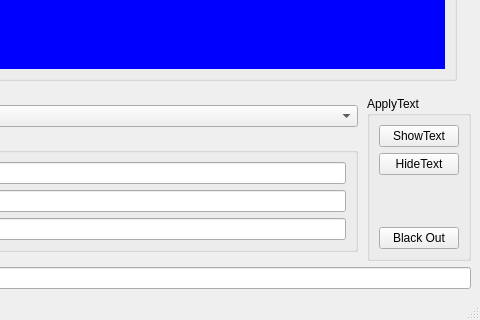
iem-projects/striem, file gui/UIs/striem.ui: the form before one commit; both pictures show x 230 to 710 and y 357 to 677 of the 710 by 677 pixel window.
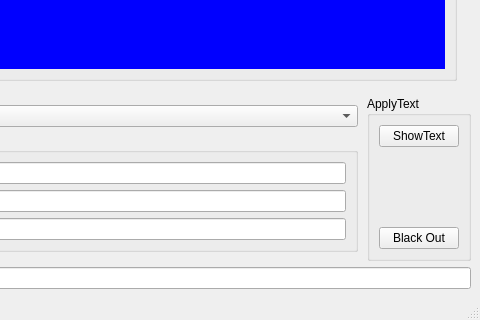
The form after the commit.

Commit message: single button to show/hide text

```diff
--- a/gui/UIs/striem.ui
+++ b/gui/UIs/striem.ui
@@ -250,12 +250,8 @@
             <property name="text">
              <string>ShowText</string>
             </property>
-           </widget>
-          </item>
-          <item>
-           <widget class="QPushButton" name="hideTextButton">
-            <property name="text">
-             <string>HideText</string>
+            <property name="checkable">
+             <bool>true</bool>
             </property>
            </widget>
           </item>
```
The commit also changes 1 other file.
